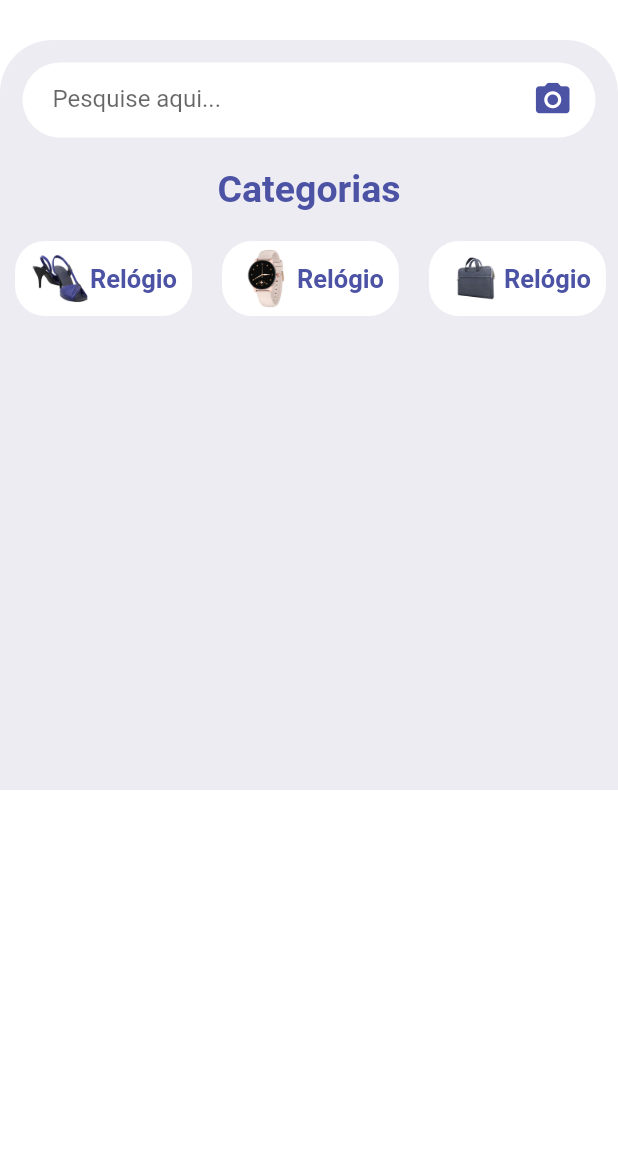
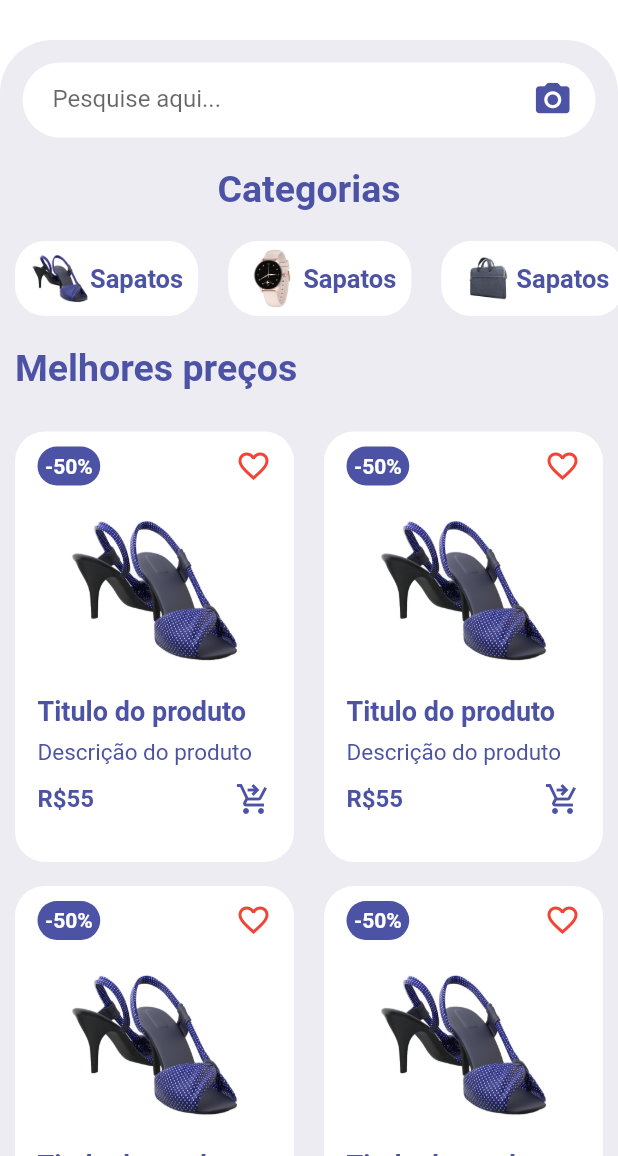
Before and after one commit to leandrorochaadm/app_shopping, a Flutter app: the screen it shows after launch, on a phone screen of 412 x 824 dp, the part 80-1236 px from its top. Run offline on Flutter 3.47's test engine with Material 2 defaults, Android fonts, the phone set to English and light mode, and no system bars; drawn by our look-alikes of badges.

Commit message:
ItemsWidget

```diff
--- a/lib/pages/home_page.dart
+++ b/lib/pages/home_page.dart
@@ -13,7 +13,7 @@ class HomePage extends StatelessWidget {
         HomeAppBar(),
         Container(
           // temporary height
-          height: 500,
+          // height: 500,
           padding: EdgeInsets.only(top: 15),
           decoration: BoxDecoration(
               color: Color(0xFFEDECF2),
@@ -22,6 +22,7 @@ class HomePage extends StatelessWidget {
                 topLeft: Radius.circular(35),
               )),
           child: Column(children: [
+            //SearchWidget
             Container(
               margin: EdgeInsets.symmetric(horizontal: 15),
               padding: EdgeInsets.symmetric(horizontal: 15),
@@ -48,6 +49,8 @@ class HomePage extends StatelessWidget {
                 ),
               ]),
             ),
+
+            // categories
             Container(
               margin: EdgeInsets.symmetric(vertical: 20, horizontal: 10),
               child: Text(
@@ -58,7 +61,26 @@ class HomePage extends StatelessWidget {
                     color: kPrimaryColor),
               ),
             ),
+
+            //CategoriesWidget
             CategoriesWidget(),
+
+            //Items
+            Container(
+              alignment: Alignment.centerLeft,
+              margin: EdgeInsets.symmetric(vertical: 20, horizontal: 10),
+              child: Text(
+                'Melhores preços',
+                style: TextStyle(
+                  fontSize: 25,
+                  fontWeight: FontWeight.bold,
+                  color: kPrimaryColor,
+                ),
+              ),
+            ),
+
+            //ItemsWidget
+            ItemsWidget(),
           ]),
         )
       ]),
--- a/lib/widgets/categories_widget.dart
+++ b/lib/widgets/categories_widget.dart
@@ -26,7 +26,7 @@ class CategoriesWidget extends StatelessWidget {
                   height: 40,
                 ),
                 Text(
-                  'Relógio',
+                  'Sapatos',
                   style: TextStyle(
                     fontWeight: FontWeight.bold,
                     fontSize: 17,
--- /dev/null
+++ b/lib/widgets/items_widget.dart
@@ -0,0 +1,96 @@
+import 'package:flutter/material.dart';
+import 'package:shopping_app/constants/colors.dart';
+
+class ItemsWidget extends StatelessWidget {
+  const ItemsWidget({Key? key}) : super(key: key);
+
+  @override
+  Widget build(BuildContext context) {
+    return GridView.count(
+      childAspectRatio: 0.68,
+      crossAxisCount: 2,
+      physics: NeverScrollableScrollPhysics(),
+      shrinkWrap: true,
+      children: [
+        for (int i = 1; i < 8; i++)
+          Container(
+            padding: const EdgeInsets.only(left: 15, right: 15, top: 10),
+            margin: const EdgeInsets.symmetric(vertical: 8, horizontal: 10),
+            decoration: BoxDecoration(
+              color: Colors.white,
+              borderRadius: BorderRadius.circular(20),
+            ),
+            child: Column(
+              children: [
+                Row(
+                    mainAxisAlignment: MainAxisAlignment.spaceBetween,
+                    children: [
+                      Container(
+                        padding: const EdgeInsets.all(5),
+                        decoration: BoxDecoration(
+                          color: kPrimaryColor,
+                          borderRadius: BorderRadius.circular(20),
+                        ),
+                        child: const Text(
+                          '-50%',
+                          style: TextStyle(
+                            fontSize: 14,
+                            color: Colors.white,
+                            fontWeight: FontWeight.bold,
+                          ),
+                        ),
+                      ),
+                      const Icon(Icons.favorite_border, color: Colors.red),
+                    ]),
+                InkWell(
+                  onTap: () {},
+                  child: Container(
+                    margin: const EdgeInsets.all(10),
+                    child: Image.asset('images/1.png', height: 120, width: 120),
+                  ),
+                ),
+                Container(
+                  padding: const EdgeInsets.only(bottom: 8),
+                  alignment: Alignment.centerLeft,
+                  child: const Text(
+                    'Titulo do produto',
+                    style: TextStyle(
+                      color: kPrimaryColor,
+                      fontWeight: FontWeight.bold,
+                      fontSize: 18,
+                    ),
+                  ),
+                ),
+                Container(
+                  alignment: Alignment.centerLeft,
+                  child: const Text(
+                    'Descrição do produto',
+                    style: TextStyle(fontSize: 15, color: kPrimaryColor),
+                  ),
+                ),
+                Padding(
+                  padding: const EdgeInsets.symmetric(vertical: 10),
+                  child: Row(
+                      mainAxisAlignment: MainAxisAlignment.spaceBetween,
+                      children: [
+                        const Text(
+                          'R\$55',
+                          style: TextStyle(
+                            fontSize: 16,
+                            fontWeight: FontWeight.bold,
+                            color: kPrimaryColor,
+                          ),
+                        ),
+                        const Icon(
+                          Icons.shopping_cart_checkout,
+                          color: kPrimaryColor,
+                        )
+                      ]),
+                )
+              ],
+            ),
+          )
+      ],
+    );
+  }
+}
--- a/lib/widgets/widgets.dart
+++ b/lib/widgets/widgets.dart
@@ -1,2 +1,3 @@
 export 'categories_widget.dart';
 export 'home_app_bar.dart';
+export 'items_widget.dart';
```
